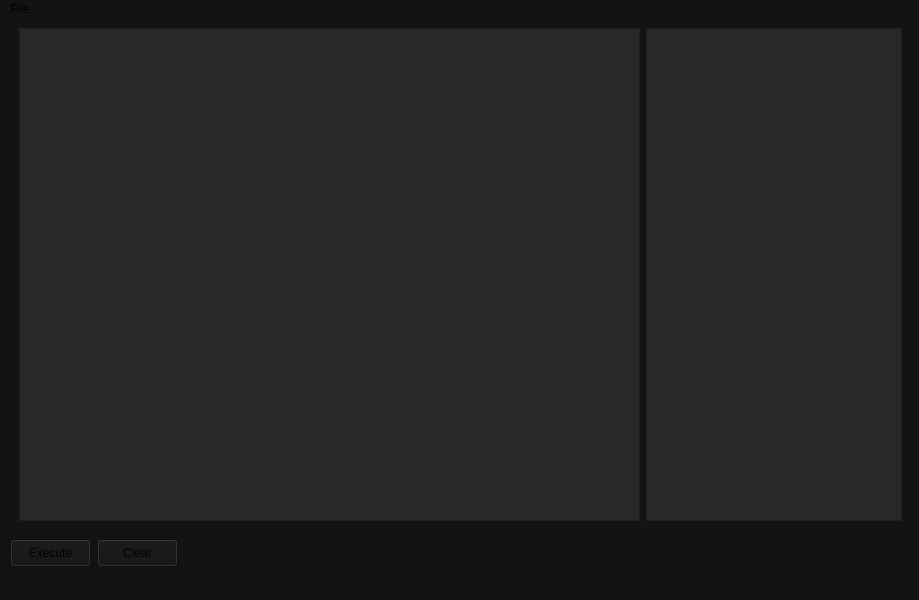
The window that mainwindow.ui (uosq/lbox-lua-external) describes before a commit, drawn with Qt 5.
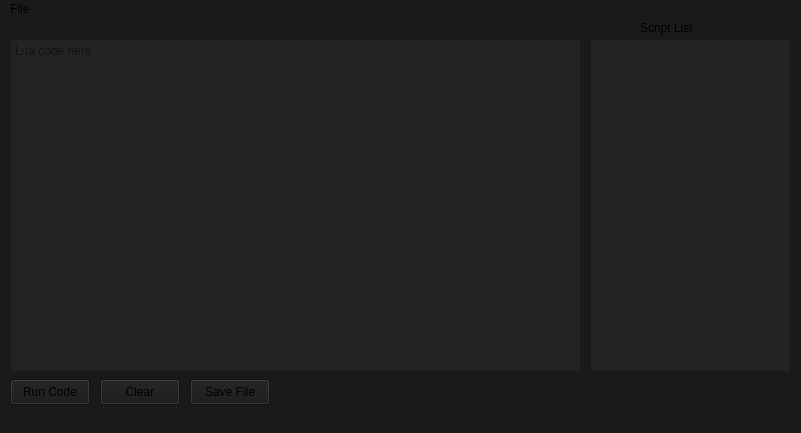
The same window after the commit.

```diff
--- a/mainwindow.ui
+++ b/mainwindow.ui
@@ -6,8 +6,8 @@
    <rect>
     <x>0</x>
     <y>0</y>
-    <width>919</width>
-    <height>600</height>
+    <width>801</width>
+    <height>433</height>
    </rect>
   </property>
   <property name="focusPolicy">
@@ -17,7 +17,7 @@
    <string>LUA Runner</string>
   </property>
   <property name="styleSheet">
-   <string notr="true">background-color: rgb(19, 19, 19);</string>
+   <string notr="true">background-color: rgb(26, 26, 26);</string>
   </property>
   <property name="iconSize">
    <size>
@@ -35,39 +35,17 @@
    <set>QMainWindow::DockOption::AllowTabbedDocks|QMainWindow::DockOption::AnimatedDocks</set>
   </property>
   <widget class="QWidget" name="centralwidget">
-   <widget class="QWidget" name="horizontalLayoutWidget">
-    <property name="geometry">
-     <rect>
-      <x>10</x>
-      <y>520</y>
-      <width>168</width>
-      <height>28</height>
-     </rect>
-    </property>
-    <layout class="QHBoxLayout" name="horizontalLayout">
-     <property name="leftMargin">
-      <number>0</number>
-     </property>
-     <item>
-      <widget class="QPushButton" name="execBtn">
-       <property name="sizePolicy">
-        <sizepolicy hsizetype="Expanding" vsizetype="Expanding">
-         <horstretch>0</horstretch>
-         <verstretch>0</verstretch>
-        </sizepolicy>
-       </property>
-       <property name="text">
-        <string>Execute</string>
-       </property>
-       <property name="flat">
-        <bool>false</bool>
-       </property>
-      </widget>
-     </item>
-     <item>
       <widget class="QPushButton" name="clearBtn">
+    <property name="geometry">
+     <rect>
+      <x>100</x>
+      <y>360</y>
+      <width>80</width>
+      <height>26</height>
+     </rect>
+    </property>
        <property name="sizePolicy">
-        <sizepolicy hsizetype="Expanding" vsizetype="Expanding">
+     <sizepolicy hsizetype="Fixed" vsizetype="Expanding">
          <horstretch>0</horstretch>
          <verstretch>0</verstretch>
         </sizepolicy>
@@ -76,27 +54,91 @@
         <string>Clear</string>
        </property>
       </widget>
-     </item>
-    </layout>
-   </widget>
-   <widget class="QFrame" name="gridFrame">
+   <widget class="QPushButton" name="execBtn">
     <property name="geometry">
      <rect>
       <x>10</x>
+      <y>360</y>
+      <width>80</width>
+      <height>26</height>
+     </rect>
+    </property>
+    <property name="sizePolicy">
+     <sizepolicy hsizetype="Fixed" vsizetype="Expanding">
+      <horstretch>0</horstretch>
+      <verstretch>0</verstretch>
+     </sizepolicy>
+    </property>
+    <property name="text">
+     <string>Run Code</string>
+    </property>
+    <property name="flat">
+     <bool>false</bool>
+    </property>
+   </widget>
+   <widget class="QLabel" name="label">
+    <property name="geometry">
+     <rect>
+      <x>640</x>
       <y>0</y>
-      <width>901</width>
-      <height>511</height>
+      <width>91</width>
+      <height>18</height>
+     </rect>
+    </property>
+    <property name="text">
+     <string>Script List</string>
+    </property>
+   </widget>
+   <widget class="QPushButton" name="saveBtn">
+    <property name="geometry">
+     <rect>
+      <x>190</x>
+      <y>360</y>
+      <width>80</width>
+      <height>26</height>
      </rect>
     </property>
     <property name="sizePolicy">
-     <sizepolicy hsizetype="Expanding" vsizetype="Expanding">
+     <sizepolicy hsizetype="Fixed" vsizetype="Expanding">
       <horstretch>0</horstretch>
       <verstretch>0</verstretch>
      </sizepolicy>
     </property>
-    <layout class="QGridLayout" name="gridLayout">
-     <item row="0" column="1">
+    <property name="text">
+     <string>Save File</string>
+    </property>
+   </widget>
+   <widget class="QPlainTextEdit" name="plainTextEdit">
+    <property name="geometry">
+     <rect>
+      <x>10</x>
+      <y>20</y>
+      <width>571</width>
+      <height>333</height>
+     </rect>
+    </property>
+    <property name="styleSheet">
+     <string notr="true">background-color: rgb(35, 35, 35);</string>
+    </property>
+    <property name="lineWrapMode">
+     <enum>QPlainTextEdit::LineWrapMode::NoWrap</enum>
+    </property>
+    <property name="tabStopDistance">
+     <double>10.000000000000000</double>
+    </property>
+    <property name="placeholderText">
+     <string>Lua code here</string>
+    </property>
+   </widget>
       <widget class="QListView" name="listView">
+    <property name="geometry">
+     <rect>
+      <x>590</x>
+      <y>20</y>
+      <width>201</width>
+      <height>333</height>
+     </rect>
+    </property>
        <property name="sizePolicy">
         <sizepolicy hsizetype="Preferred" vsizetype="Expanding">
          <horstretch>0</horstretch>
@@ -104,7 +146,7 @@
         </sizepolicy>
        </property>
        <property name="styleSheet">
-        <string notr="true">background-color: rgb(40, 40, 40);</string>
+     <string notr="true">background-color: rgb(35, 35, 35);</string>
        </property>
        <property name="iconSize">
         <size>
@@ -122,35 +164,13 @@
         </size>
        </property>
       </widget>
-     </item>
-     <item row="0" column="0">
-      <widget class="QTextEdit" name="textEdit">
-       <property name="sizePolicy">
-        <sizepolicy hsizetype="Expanding" vsizetype="Expanding">
-         <horstretch>0</horstretch>
-         <verstretch>0</verstretch>
-        </sizepolicy>
-       </property>
-       <property name="styleSheet">
-        <string notr="true">background-color: rgb(40, 40, 40);</string>
-       </property>
-       <property name="lineWrapMode">
-        <enum>QTextEdit::LineWrapMode::NoWrap</enum>
-       </property>
-       <property name="acceptRichText">
-        <bool>false</bool>
-       </property>
-      </widget>
-     </item>
-    </layout>
-   </widget>
   </widget>
   <widget class="QMenuBar" name="menubar">
    <property name="geometry">
     <rect>
      <x>0</x>
      <y>0</y>
-     <width>919</width>
+     <width>801</width>
      <height>23</height>
     </rect>
    </property>
```
Lines whose indentation alone changed are shown as unchanged.
